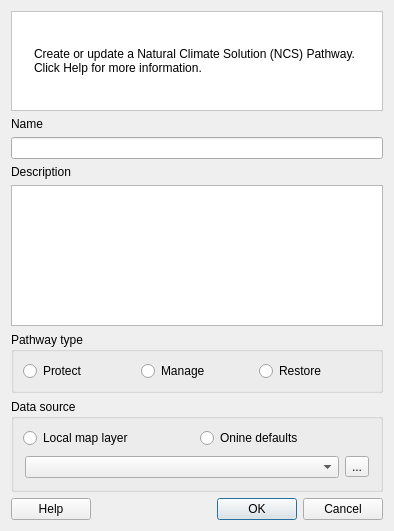
Qt form src/cplus_plugin/ui/ncs_pathway_editor_dialog.ui (ConservationInternational/cplus-plugin) before a commit.
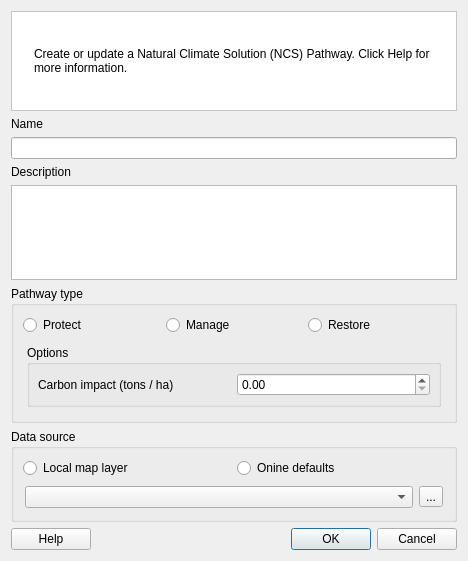
The same form after that commit. Custom widgets are drawn as their Qt base class.

Commit message: Incorporate UI options for carbon impact of manage pathways.

```diff
--- a/src/cplus_plugin/ui/ncs_pathway_editor_dialog.ui
+++ b/src/cplus_plugin/ui/ncs_pathway_editor_dialog.ui
@@ -6,8 +6,8 @@
    <rect>
     <x>0</x>
     <y>0</y>
-    <width>394</width>
-    <height>531</height>
+    <width>468</width>
+    <height>561</height>
    </rect>
   </property>
   <property name="minimumSize">
@@ -138,28 +138,95 @@
      <property name="title">
       <string>Pathway type</string>
      </property>
-     <layout class="QHBoxLayout" name="horizontalLayout_2">
-      <item>
+     <layout class="QGridLayout" name="gridLayout_5">
+      <item row="0" column="0">
        <widget class="QRadioButton" name="rb_protection">
         <property name="text">
          <string>Protect</string>
         </property>
        </widget>
       </item>
-      <item>
-       <widget class="QRadioButton" name="rb_restoration">
-        <property name="text">
-         <string>Manage</string>
-        </property>
-       </widget>
-      </item>
-      <item>
+      <item row="0" column="1">
        <widget class="QRadioButton" name="rb_management">
         <property name="text">
+         <string>Manage</string>
+        </property>
+       </widget>
+      </item>
+      <item row="0" column="2">
+       <widget class="QRadioButton" name="rb_restoration">
+        <property name="text">
          <string>Restore</string>
         </property>
        </widget>
       </item>
+      <item row="1" column="0" colspan="3">
+       <widget class="QStackedWidget" name="sw_pathway_type">
+        <property name="minimumSize">
+         <size>
+          <width>0</width>
+          <height>0</height>
+         </size>
+        </property>
+        <property name="frameShape">
+         <enum>QFrame::NoFrame</enum>
+        </property>
+        <widget class="QWidget" name="pg_management">
+         <layout class="QVBoxLayout" name="verticalLayout">
+          <property name="leftMargin">
+           <number>4</number>
+          </property>
+          <property name="topMargin">
+           <number>4</number>
+          </property>
+          <property name="rightMargin">
+           <number>4</number>
+          </property>
+          <property name="bottomMargin">
+           <number>4</number>
+          </property>
+          <item>
+           <widget class="QgsCollapsibleGroupBox" name="mGroupBox">
+            <property name="title">
+             <string>Options</string>
+            </property>
+            <layout class="QGridLayout" name="gridLayout_6">
+             <property name="leftMargin">
+              <number>8</number>
+             </property>
+             <property name="topMargin">
+              <number>8</number>
+             </property>
+             <property name="rightMargin">
+              <number>8</number>
+             </property>
+             <property name="bottomMargin">
+              <number>8</number>
+             </property>
+             <property name="spacing">
+              <number>6</number>
+             </property>
+             <item row="0" column="0">
+              <widget class="QLabel" name="label_3">
+               <property name="text">
+                <string>Carbon impact (tons / ha)</string>
+               </property>
+              </widget>
+             </item>
+             <item row="0" column="1">
+              <widget class="QgsDoubleSpinBox" name="sb_management_carbon_impact">
+               <property name="singleStep">
+                <double>10.000000000000000</double>
+               </property>
+              </widget>
+             </item>
+            </layout>
+           </widget>
+          </item>
+         </layout>
+        </widget>
+       </widget>
+      </item>
      </layout>
     </widget>
    </item>
@@ -274,6 +341,17 @@
   </layout>
  </widget>
  <customwidgets>
+  <customwidget>
+   <class>QgsCollapsibleGroupBox</class>
+   <extends>QGroupBox</extends>
+   <header>qgscollapsiblegroupbox.h</header>
+   <container>1</container>
+  </customwidget>
+  <customwidget>
+   <class>QgsDoubleSpinBox</class>
+   <extends>QDoubleSpinBox</extends>
+   <header>qgsdoublespinbox.h</header>
+  </customwidget>
   <customwidget>
    <class>QgsMapLayerComboBox</class>
    <extends>QComboBox</extends>
```
The commit also changes 9 other files.
